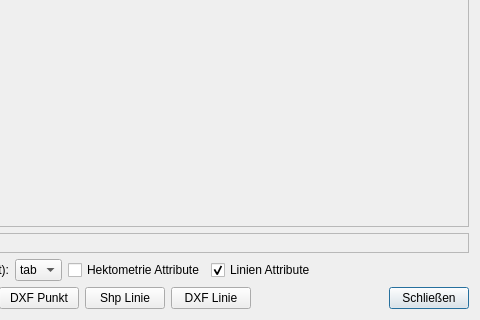
The window that VoGisProfilTool/ui/ui_vogisprofiltoolplot.ui (BergWerkGIS/VoGIS-Profil-Tool) describes before a commit, drawn with Qt 5; both pictures show x 356 to 836 and y 152 to 472 of the 836 by 472 pixel window.
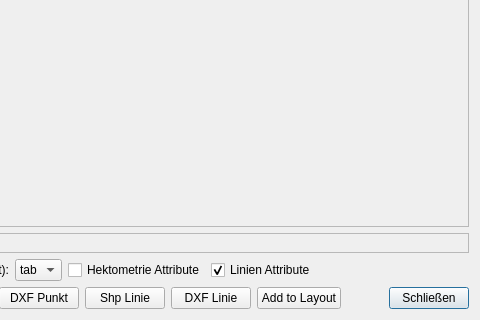
The same window after the commit.

What changed in the file:
```diff
--- a/VoGisProfilTool/ui/ui_vogisprofiltoolplot.ui
+++ b/VoGisProfilTool/ui/ui_vogisprofiltoolplot.ui
@@ -19,7 +19,7 @@
   <layout class="QGridLayout" name="gridLayout_2">
    <item row="10" column="0">
     <layout class="QGridLayout" name="gridLayout">
-     <item row="3" column="8">
+     <item row="3" column="9">
       <widget class="QPushButton" name="IDC_bClose">
        <property name="text">
         <string>Schließen</string>
@@ -61,7 +61,7 @@
        </property>
       </widget>
      </item>
-     <item row="2" column="0" colspan="9">
+     <item row="2" column="0" colspan="10">
       <layout class="QHBoxLayout" name="horizontalLayout">
        <item>
         <widget class="QLabel" name="label">
@@ -150,7 +150,7 @@
        </item>
       </layout>
      </item>
-     <item row="0" column="0" colspan="9">
+     <item row="0" column="0" colspan="10">
       <widget class="QFrame" name="IDC_frPlot">
        <property name="sizePolicy">
         <sizepolicy hsizetype="Preferred" vsizetype="Expanding">
@@ -173,7 +173,7 @@
        <layout class="QVBoxLayout" name="verticalLayout_2"/>
       </widget>
      </item>
-     <item row="1" column="0" colspan="9">
+     <item row="1" column="0" colspan="10">
       <widget class="QFrame" name="IDC_frToolbar">
        <property name="frameShape">
         <enum>QFrame::StyledPanel</enum>
@@ -198,7 +198,7 @@
        </property>
       </widget>
      </item>
-     <item row="3" column="7">
+     <item row="3" column="8">
       <spacer name="horizontalSpacer_2">
        <property name="orientation">
         <enum>Qt::Horizontal</enum>
@@ -211,6 +211,13 @@
        </property>
       </spacer>
      </item>
+     <item row="3" column="7">
+      <widget class="QPushButton" name="btnAddLayout">
+       <property name="text">
+        <string>Add to Layout</string>
+       </property>
+      </widget>
+     </item>
     </layout>
    </item>
   </layout>
```
